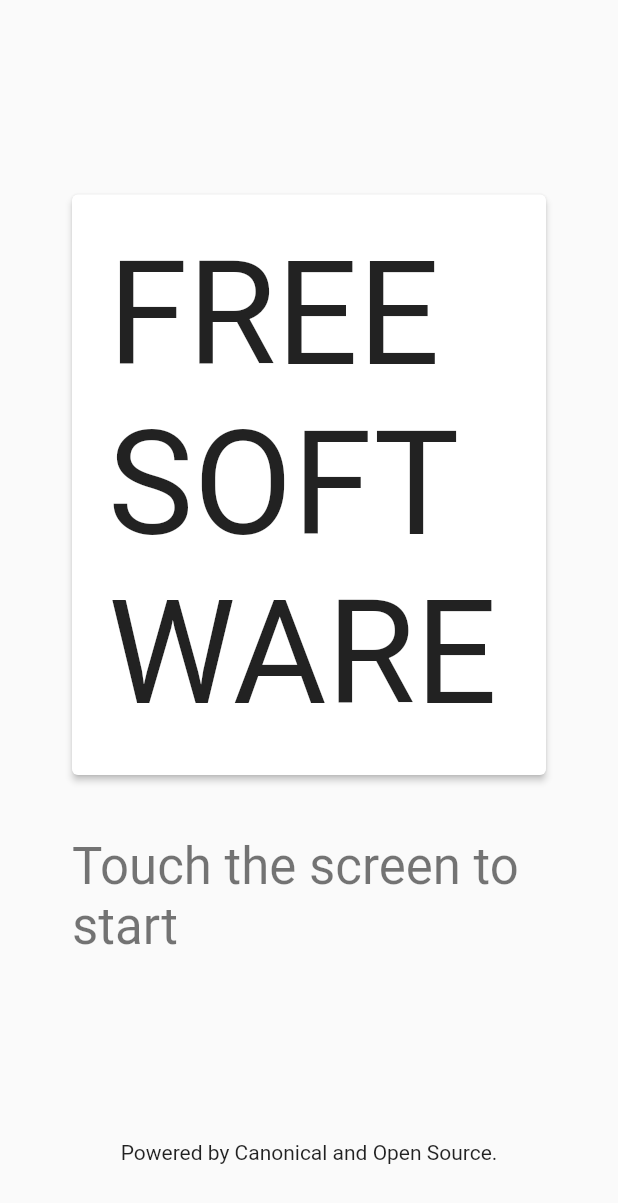
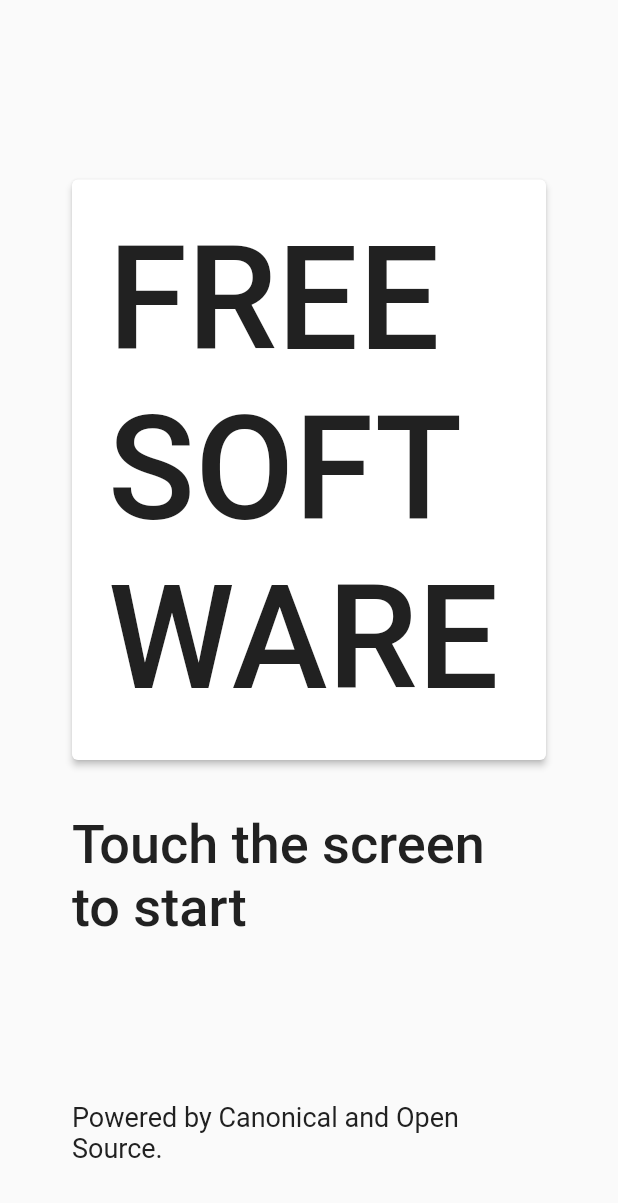
Before and after one commit to jpnurmi/coffee_demo, a Flutter app: the screen it shows after launch, on a phone screen of 412 x 824 dp. Shown: the top 1203 px of the screen. Run offline on Flutter 3.47's test engine with Material 2 defaults, Android fonts, the phone set to English and light mode, and no system bars; our stand-ins replace dio, flutter_html, flutter_svg, yaml.

Commit message:
Tweak font sizes and spacings

```diff
--- a/lib/main.dart
+++ b/lib/main.dart
@@ -4,10 +4,10 @@ import 'package:flutter/services.dart';
 import 'package:provider/provider.dart';
 
 import 'config.dart';
-import 'constants.dart';
 import 'routes.dart';
 import 'screens.dart';
 import 'service.dart';
+import 'theme.dart';
 
 void main() async {
   WidgetsFlutterBinding.ensureInitialized();
@@ -38,16 +38,7 @@ class MyApp extends StatelessWidget {
   Widget build(BuildContext context) {
     return MaterialApp(
       title: 'Coffee demo',
-      theme: ThemeData.light().copyWith(
-        elevatedButtonTheme: ElevatedButtonThemeData(
-          style: ElevatedButton.styleFrom(
-            primary: Colors.white,
-            onPrimary: Colors.black87,
-            padding: const EdgeInsets.all(kSpacing),
-            minimumSize: const Size(192, 48),
-          ),
-        ),
-      ),
+      theme: theme,
       initialRoute: Routes.home,
       routes: const {
         Routes.home: HomeScreen.create,
--- a/lib/screens/coffee_screen.dart
+++ b/lib/screens/coffee_screen.dart
@@ -71,6 +71,7 @@ class _CoffeeScreenState extends State<CoffeeScreen> {
                   style: Theme.of(context).textTheme.headline4,
                 ),
               ),
+              const SizedBox(height: kSpacing),
               Row(
                 children: <Widget>[
                   const Text('I am a'),
--- a/lib/screens/home_screen.dart
+++ b/lib/screens/home_screen.dart
@@ -31,6 +31,8 @@ class _HomeScreenState extends State<HomeScreen> {
   @override
   Widget build(BuildContext context) {
     final model = Provider.of<HomeModel>(context);
+    final buttonTheme = Theme.of(context).textTheme.button!;
+    final buttonStyle = buttonTheme.copyWith(fontSize: 96);
     return Scaffold(
       body: InkWell(
         onTap: () => Navigator.of(context).pushNamed(Routes.intro),
@@ -46,11 +48,7 @@ class _HomeScreenState extends State<HomeScreen> {
                   child: IndexedStack(
                     index: model.index,
                     children: kLabels
-                        .map((label) => Text(label,
-                            style: Theme.of(context).textTheme.button!.copyWith(
-                                  fontSize: 96,
-                                  fontWeight: FontWeight.w400,
-                                )))
+                        .map((label) => Text(label, style: buttonStyle))
                         .toList(),
                   ),
                 ),
@@ -60,7 +58,10 @@ class _HomeScreenState extends State<HomeScreen> {
                   style: Theme.of(context).textTheme.headline4,
                 ),
                 const Spacer(flex: 3),
-                const Text('Powered by Canonical and Open Source.'),
+                Text(
+                  'Powered by Canonical and Open Source.',
+                  style: Theme.of(context).textTheme.bodyText1,
+                ),
               ],
             ),
           ),
--- a/lib/screens/vendor_screen.dart
+++ b/lib/screens/vendor_screen.dart
@@ -38,7 +38,10 @@ class VendorScreen extends StatelessWidget {
             style: Theme.of(context).textTheme.headline4,
           ),
           const SizedBox(height: kSpacing),
-          const Text('Where do you want your apps stack to run?'),
+          Text(
+            'Where do you want your apps stack to run?',
+            style: Theme.of(context).textTheme.bodyText1,
+          ),
           const SizedBox(height: kPadding),
           Expanded(
             child: Row(
@@ -50,6 +53,7 @@ class VendorScreen extends StatelessWidget {
                   vendors: model.privateVendors,
                   onPressed: (vendor) => _selectVendor(context, vendor),
                 ),
+                const SizedBox(width: kSpacing * 2),
                 VendorGrid(
                   title: 'Public Cloud',
                   vendors: model.publicVendors,
--- a/lib/screens/vendor_widgets.dart
+++ b/lib/screens/vendor_widgets.dart
@@ -21,7 +21,6 @@ class VendorGrid extends StatelessWidget {
       mainAxisSize: MainAxisSize.min,
       children: <Widget>[
         Text(title),
-        const SizedBox(height: kSpacing / 2),
         Expanded(
           child: GridView.count(
             shrinkWrap: true,
--- /dev/null
+++ b/lib/theme.dart
@@ -0,0 +1,46 @@
+import 'package:flutter/material.dart';
+
+import 'constants.dart';
+
+final baseTheme = ThemeData.light();
+final kTextColor = Colors.grey[900];
+
+final theme = baseTheme.copyWith(
+  elevatedButtonTheme: ElevatedButtonThemeData(
+    style: ElevatedButton.styleFrom(
+      primary: Colors.white,
+      onPrimary: kTextColor,
+      padding: const EdgeInsets.all(kSpacing),
+      minimumSize: const Size(4 * kPadding, kPadding),
+      textStyle: const TextStyle(
+        fontSize: 24,
+        fontWeight: FontWeight.w600,
+      ),
+    ),
+  ),
+  textTheme: baseTheme.textTheme.merge(
+    TextTheme(
+      button: TextStyle(color: kTextColor),
+      headline4: TextStyle(
+        color: kTextColor,
+        fontSize: 36,
+        fontWeight: FontWeight.w500,
+      ),
+      bodyText1: TextStyle(
+        color: kTextColor,
+        fontSize: 18,
+        fontWeight: FontWeight.w400,
+      ),
+      bodyText2: TextStyle(
+        color: kTextColor,
+        fontSize: 24,
+        fontWeight: FontWeight.w400,
+      ),
+      subtitle1: TextStyle(
+        color: kTextColor,
+        fontSize: 24,
+        fontWeight: FontWeight.w700,
+      ),
+    ),
+  ),
+);
```
Also changed, not shown: lib/screens/intro_screen.dart (+8 -6 lines), lib/screens/result_screen.dart (+6 -4 lines).
